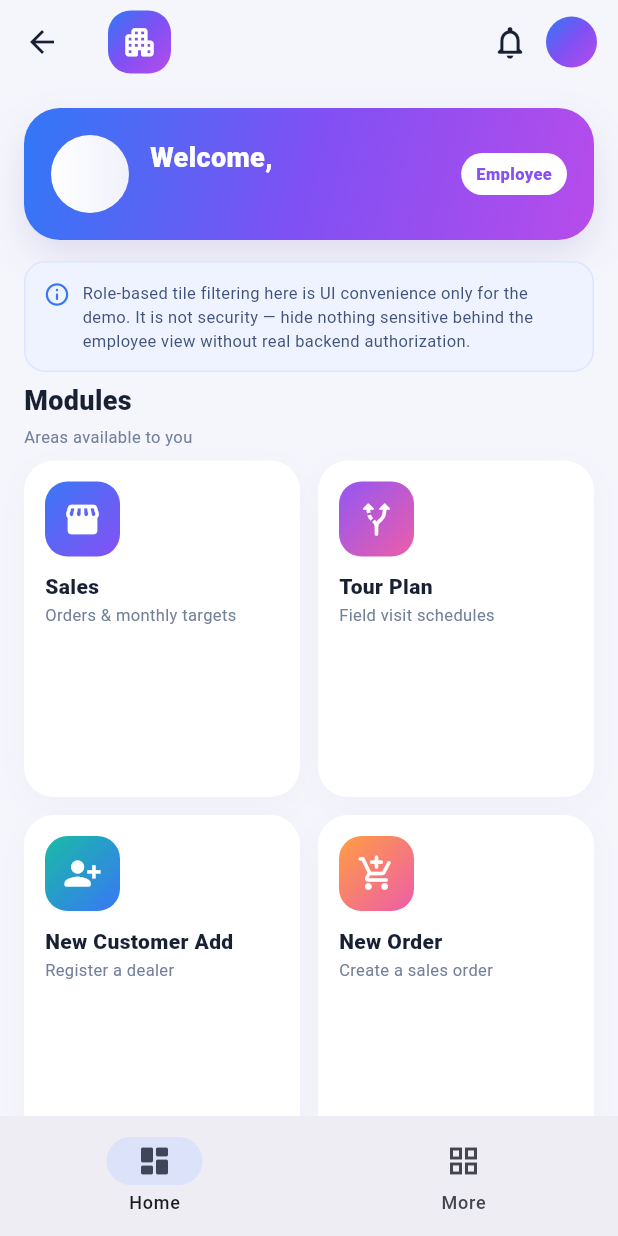
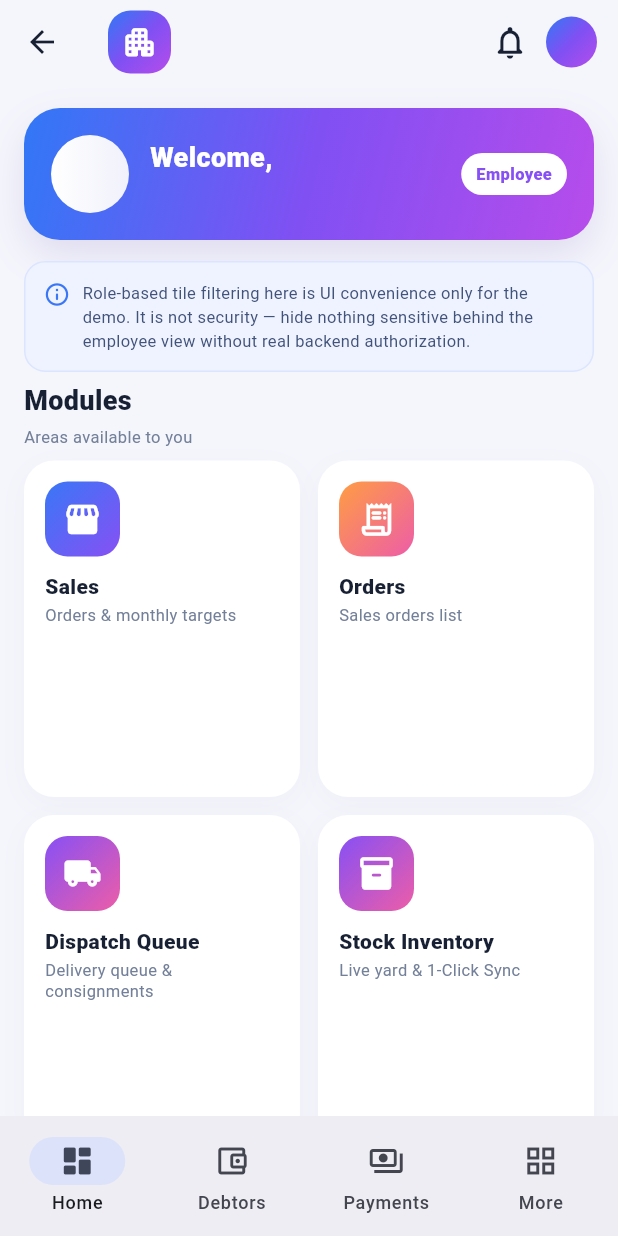
Before and after one commit to babri3726-ctrl/Durasmart2154, a Flutter app: the HomeShell screen opened by its route, on a phone screen of 412 x 824 dp. Run offline on Flutter 3.47's test engine with Material 3 defaults, Android fonts, the phone set to English and light mode, and no system bars; our stand-ins replace firebase_auth, firebase_core, image_picker, share_plus; accounts and stored records are empty; network calls fail.

Commit message:
feat(ui): fresh UI layout restructure with 4-tab mobile nav, grouped web sidebar, and pruned dead components

```diff
--- a/mobile/lib/features/home/home_shell.dart
+++ b/mobile/lib/features/home/home_shell.dart
@@ -8,6 +8,8 @@ import '../../core/theme.dart';
 import '../../core/widgets.dart';
 import '../../data/mock_repository.dart';
 import '../../data/models.dart';
+import '../payments/payment_dashboard_screen.dart';
+import '../sales/debtor_list_screen.dart';
 import 'more_screen.dart';
 
 /// Root shell shown after sign-in: app bar (notifications + profile avatar),
@@ -301,6 +303,8 @@ class _HomeShellState extends State<HomeShell> {
         index: _index,
         children: [
           _HomeDashboard(user: user),
+          const DebtorListScreen(),
+          const PaymentDashboardScreen(),
           const MoreScreen(),
         ],
       ),
@@ -312,6 +316,16 @@ class _HomeShellState extends State<HomeShell> {
             icon: Icon(Icons.dashboard_outlined),
             selectedIcon: Icon(Icons.dashboard_rounded),
             label: 'Home',
+          ),
+          NavigationDestination(
+            icon: Icon(Icons.account_balance_wallet_outlined),
+            selectedIcon: Icon(Icons.account_balance_wallet_rounded),
+            label: 'Debtors',
+          ),
+          NavigationDestination(
+            icon: Icon(Icons.payments_outlined),
+            selectedIcon: Icon(Icons.payments_rounded),
+            label: 'Payments',
           ),
           NavigationDestination(
             icon: Icon(Icons.grid_view_outlined),
@@ -362,12 +376,33 @@ class _HomeDashboard extends StatelessWidget {
       showForEmployee: false,
     ),
     _MenuEntry(
-      'Vaccant Area',
-      '/areas',
-      Icons.map_rounded,
-      'Open territories to claim',
-      AppGradients.area,
+      'Creditor Master',
+      '/creditors',
+      Icons.factory_rounded,
+      'Sundry creditors & payables',
+      AppGradients.employee,
       showForEmployee: false,
+    ),
+    _MenuEntry(
+      'Orders',
+      '/orders',
+      Icons.receipt_long_rounded,
+      'Sales orders list',
+      AppGradients.order,
+    ),
+    _MenuEntry(
+      'Dispatch Queue',
+      '/dispatch',
+      Icons.local_shipping_rounded,
+      'Delivery queue & consignments',
+      AppGradients.dispatch,
+    ),
+    _MenuEntry(
+      'Stock Inventory',
+      '/stock',
+      Icons.inventory_2_rounded,
+      'Live yard & 1-Click Sync',
+      AppGradients.dispatch,
     ),
     _MenuEntry(
       'Tour Plan',
@@ -377,18 +412,12 @@ class _HomeDashboard extends StatelessWidget {
       AppGradients.tour,
     ),
     _MenuEntry(
-      'New Customer Add',
-      '/new-customer',
-      Icons.person_add_alt_1_rounded,
-      'Register a dealer',
-      AppGradients.customer,
-    ),
-    _MenuEntry(
-      'New Order',
-      '/new-order',
-      Icons.add_shopping_cart_rounded,
-      'Create a sales order',
-      AppGradients.order,
+      'Vaccant Area',
+      '/areas',
+      Icons.map_rounded,
+      'Open territories to claim',
+      AppGradients.area,
+      showForEmployee: false,
     ),
     _MenuEntry(
       'Task Alarm',
@@ -398,17 +427,10 @@ class _HomeDashboard extends StatelessWidget {
       AppGradients.task,
     ),
     _MenuEntry(
-      'Stock Inventory',
-      '/stock',
-      Icons.inventory_2_rounded,
-      'Live yard & 1-Click Sync',
-      AppGradients.dispatch,
-    ),
-    _MenuEntry(
-      'Staff Invite Codes',
+      'Staff Management',
       '/employees',
-      Icons.vpn_key_rounded,
-      'Generate & manage staff invites',
+      Icons.badge_rounded,
+      'Staff list & invite codes',
       AppGradients.brand,
       showForEmployee: false,
     ),
--- a/mobile/lib/features/home/more_screen.dart
+++ b/mobile/lib/features/home/more_screen.dart
@@ -47,45 +47,24 @@ class MoreScreen extends StatelessWidget {
             const Icon(Icons.groups_rounded, color: AppColors.teal, size: 18),
             [
               _Item(
-                'Customers',
-                'All dealer & contractor records',
-                '/customers',
-                Icons.people_alt_rounded,
+                'Debtor Master',
+                'Sundry debtors & party balances',
+                '/debtors',
+                Icons.account_balance_wallet_rounded,
                 AppGradients.customer,
               ),
               _Item(
-                'Debtors',
-                'Sundry debtors & balances',
-                '/debtors',
-                Icons.account_balance_rounded,
-                AppGradients.danger,
-              ),
-              _Item(
-                'Creditors',
+                'Creditor Master',
                 'Sundry creditors & payables',
                 '/creditors',
                 Icons.factory_rounded,
                 AppGradients.employee,
               ),
               _Item(
-                'Orders',
-                'Sales orders list',
+                'Sales Orders',
+                'View & create sales orders',
                 '/orders',
                 Icons.receipt_long_rounded,
-                AppGradients.order,
-              ),
-              _Item(
-                'New Customer',
-                'Register a dealer',
-                '/new-customer',
-                Icons.person_add_alt_1_rounded,
-                AppGradients.customer,
-              ),
-              _Item(
-                'New Order',
-                'Create a sales order',
-                '/new-order',
-                Icons.add_shopping_cart_rounded,
                 AppGradients.order,
               ),
             ],
```
Also changed, not shown: 5 other files.
